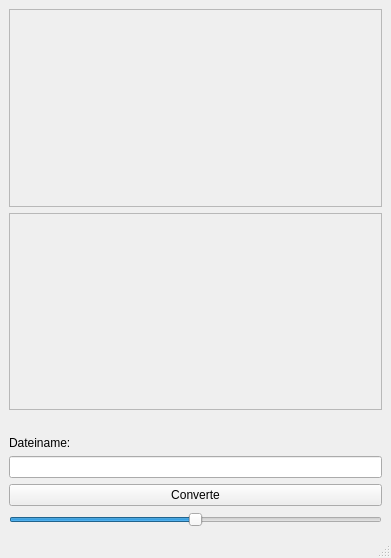
First picture: the form in mainwindow.ui, repository rclarsfull/ImageLight, before the edit.
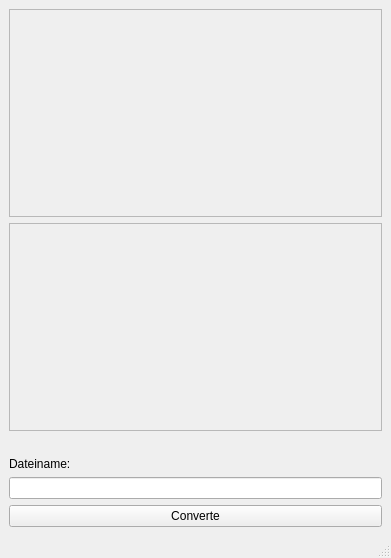
Second picture: the form after the edit.

The edit to the form file:
```diff
--- a/mainwindow.ui
+++ b/mainwindow.ui
@@ -87,25 +87,6 @@
       </property>
      </widget>
     </item>
-    <item>
-     <widget class="QSlider" name="horizontalSlider">
-      <property name="maximum">
-       <number>100</number>
-      </property>
-      <property name="singleStep">
-       <number>1</number>
-      </property>
-      <property name="value">
-       <number>50</number>
-      </property>
-      <property name="sliderPosition">
-       <number>50</number>
-      </property>
-      <property name="orientation">
-       <enum>Qt::Horizontal</enum>
-      </property>
-     </widget>
-    </item>
    </layout>
   </widget>
   <widget class="QMenuBar" name="menubar">
```
Left out of the diff: 2 changed lines with no effect on the pictures.
